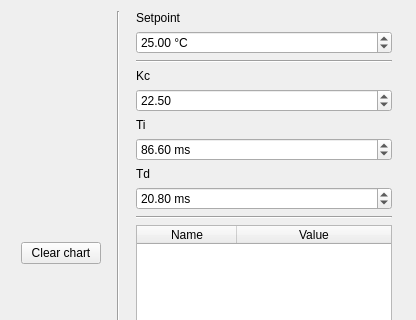
This is WidgetPID.ui in AGuilbault/Microcal as Qt 5 draws it before an edit; both pictures show x 0 to 416 and y 0 to 320 of the 416 by 506 pixel window. The edited form follows.
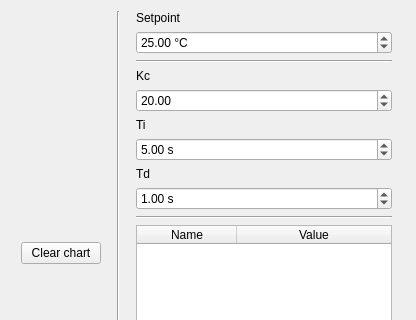
This is the edited form.

The edit to the form file:
```diff
--- a/WidgetPID.ui
+++ b/WidgetPID.ui
@@ -87,14 +87,14 @@
       <double>1000.000000000000000</double>
      </property>
      <property name="value">
-      <double>22.500000000000000</double>
+      <double>20.000000000000000</double>
      </property>
     </widget>
    </item>
    <item row="8" column="2">
     <widget class="QDoubleSpinBox" name="spin_td">
      <property name="suffix">
-      <string> ms</string>
+      <string> s</string>
      </property>
      <property name="decimals">
       <number>2</number>
@@ -106,7 +106,7 @@
       <double>1000.000000000000000</double>
      </property>
      <property name="value">
-      <double>20.800000000000001</double>
+      <double>1.000000000000000</double>
      </property>
     </widget>
    </item>
@@ -137,7 +137,7 @@
    <item row="6" column="2">
     <widget class="QDoubleSpinBox" name="spin_ti">
      <property name="suffix">
-      <string> ms</string>
+      <string> s</string>
      </property>
      <property name="decimals">
       <number>2</number>
@@ -149,7 +149,7 @@
       <double>1000.000000000000000</double>
      </property>
      <property name="value">
-      <double>86.599999999999994</double>
+      <double>5.000000000000000</double>
      </property>
     </widget>
    </item>
```
